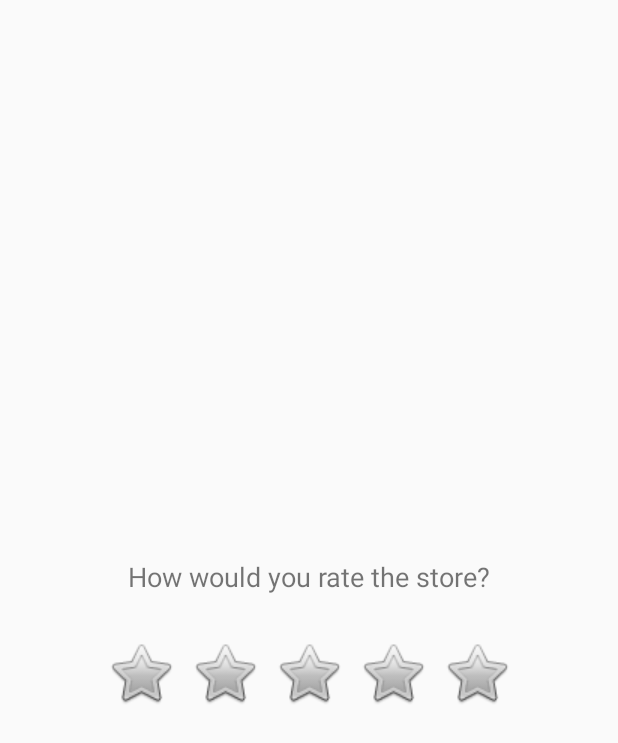
After one commit to dgodolias/efood_clone, an Android app: the ReviewActivity screen opened directly, with no data from a screen before it, on a phone screen of 412 x 824 dp. The commit adds this screen. Shown: the top 743 px of the screen. Run offline under Robolectric (Android 15) with nearby library versions, the phone set to English and light mode, and no system bars.

Commit message:
made the ReviewActivity now i need to implement it backend

```diff
--- a/app/src/main/AndroidManifest.xml
+++ b/app/src/main/AndroidManifest.xml
@@ -36,6 +36,10 @@
             android:name=".StoreActivity"
             android:exported="false" />
 
+        <activity
+            android:name=".ReviewActivity"
+            android:exported="false" />
+
     </application>
 
 </manifest>
--- /dev/null
+++ b/app/src/main/java/com/example/efood_clone_2/ReviewActivity.java
@@ -0,0 +1,93 @@
+package com.example.efood_clone_2;
+
+import android.content.Intent;
+import android.os.Bundle;
+import android.util.Log;
+import android.view.View;
+import android.widget.Button;
+import android.widget.ImageView;
+import android.widget.TextView;
+import android.widget.Toast;
+
+import androidx.appcompat.app.AppCompatActivity;
+
+import com.example.efood_clone_2.frontend.TCPClient;
+
+public class ReviewActivity extends AppCompatActivity {
+
+    private ImageView[] stars;
+    private Button btnSubmitReview;
+    private String storeName;
+    private int selectedRating = 0;
+
+    @Override
+    protected void onCreate(Bundle savedInstanceState) {
+        super.onCreate(savedInstanceState);
+        setContentView(R.layout.activity_review);
+
+        // Get store name from intent
+        storeName = getIntent().getStringExtra("STORE_NAME");
+        TextView tvStoreName = findViewById(R.id.tvStoreNameReview);
+        tvStoreName.setText(storeName);
+
+        // Initialize star views
+        stars = new ImageView[5];
+        stars[0] = findViewById(R.id.star1);
+        stars[1] = findViewById(R.id.star2);
+        stars[2] = findViewById(R.id.star3);
+        stars[3] = findViewById(R.id.star4);
+        stars[4] = findViewById(R.id.star5);
+
+        // Initialize submit button
+        btnSubmitReview = findViewById(R.id.btnSubmitReview);
+
+        // Set up click listeners for stars
+        for (int i = 0; i < stars.length; i++) {
+            final int starPosition = i;
+            stars[i].setOnClickListener(v -> {
+                // Update the selected rating
+                selectedRating = starPosition + 1;
+
+                // Update star colors
+                updateStars(selectedRating);
+
+                // Show submit button
+                btnSubmitReview.setVisibility(View.VISIBLE);
+            });
+        }
+
+        // Set up submit button click listener
+        btnSubmitReview.setOnClickListener(v -> {
+            // Prepare the review command
+            String reviewCommand = "REVIEW " + storeName + "," + selectedRating;
+
+            // Show what will be sent to the master
+            Toast.makeText(ReviewActivity.this,
+                    "Sending: " + reviewCommand,
+                    Toast.LENGTH_LONG).show();
+
+            // Send review to server
+            TCPClient client = new TCPClient();
+            client.sendReview(storeName, selectedRating);
+
+            // Return to home activity
+            Intent intent = new Intent(ReviewActivity.this, HomeActivity.class);
+            intent.setFlags(Intent.FLAG_ACTIVITY_CLEAR_TOP);
+            startActivity(intent);
+            finish();
+        });
+    }
+
+    private void updateStars(int rating) {
+        // Update all stars to reflect the current rating
+        for (int i = 0; i < stars.length; i++) {
+            if (i < rating) {
+                // Fill stars up to the rating
+                stars[i].setImageResource(android.R.drawable.btn_star_big_on);
+            } else {
+                // Empty stars for the rest
+                stars[i].setImageResource(android.R.drawable.btn_star_big_off);
+            }
+        }
+    }
+}
--- a/app/src/main/java/com/example/efood_clone_2/StoreActivity.java
+++ b/app/src/main/java/com/example/efood_clone_2/StoreActivity.java
@@ -16,6 +16,7 @@ package com.example.efood_clone_2;
 import com.example.efood_clone_2.adapter.CartAdapter;
 import com.example.efood_clone_2.adapter.ProductAdapter;
 import com.example.efood_clone_2.interfaces.CartUpdateListener;
+import com.example.efood_clone_2.interfaces.StoreDetailsCallback;
 import com.example.efood_clone_2.model.Cart;
 import com.example.efood_clone_2.model.CartItem;
 import com.example.efood_clone_2.model.Product;
@@ -74,7 +75,7 @@ package com.example.efood_clone_2;
             productsRecyclerView.setVisibility(View.GONE);
 
             // Get full store details including products
-                    tcpClient.getStoreDetails(store.getStoreName(), new TCPClient.StoreDetailsCallback() {
+            tcpClient.getStoreDetails(store.getStoreName(), new StoreDetailsCallback() {
                 @Override
                 public void onStoreDetailsReceived(Store fullStore) {
                     store = fullStore; // Update store with full details
@@ -136,9 +137,11 @@ package com.example.efood_clone_2;
 
         // Clear cart button
         btnClearCart.setOnClickListener(v -> {
+
             Cart.getInstance().clear();
             updateCartButton();
             bottomSheetDialog.dismiss();
+
         });
 
         // Checkout button
@@ -198,6 +201,10 @@ package com.example.efood_clone_2;
                 Cart.getInstance().clear();
                 updateCartButton();
                 bottomSheetDialog.dismiss();
+
+                Intent intent = new Intent(StoreActivity.this, ReviewActivity.class);
+                intent.putExtra("STORE_NAME", store.getStoreName());
+                startActivity(intent);
             }
         });
 
--- a/app/src/main/java/com/example/efood_clone_2/frontend/TCPClient.java
+++ b/app/src/main/java/com/example/efood_clone_2/frontend/TCPClient.java
@@ -4,6 +4,7 @@ import android.os.Handler;
 import android.os.Looper;
 import android.util.Log;
 
+import com.example.efood_clone_2.interfaces.StoreDetailsCallback;
 import com.example.efood_clone_2.model.Product;
 import com.example.efood_clone_2.model.Store;
 
@@ -281,11 +282,6 @@ public void getNearbyStores(double latitude, double longitude, StoreListCallback
         }).start();
     }
 
-    public interface StoreDetailsCallback {
-        void onStoreDetailsReceived(Store store);
-        void onError(String error);
-    }
-
     public void getStoreDetails(String storeName, StoreDetailsCallback callback) {
         executor.execute(() -> {
             try (Socket socket = new Socket(SERVER_HOST, SERVER_PORT);
@@ -449,5 +445,19 @@ public void getNearbyStores(double latitude, double longitude, StoreListCallback
         return purchaseMap;
     }
 
+    public void sendReview(String storeName, int rating) {
+        String command = "REVIEW " + storeName + "," + rating;
+        Log.d("TCPClient", "Sending review command: " + command);
+
+        // Log to console but don't actually send until backend is ready
+        // When ready, uncomment the actual network code
+        // Example sending code would be:
+        // try {
+        //     String response = sendRequest(command);
+        //     Log.d("TCPClient", "Review response: " + response);
+        // } catch (Exception e) {
+        //     Log.e("TCPClient", "Error sending review: " + e.getMessage());
+        // }
+    }
 
 }
--- /dev/null
+++ b/app/src/main/java/com/example/efood_clone_2/interfaces/StoreDetailsCallback.java
@@ -0,0 +1,9 @@
+package com.example.efood_clone_2.interfaces;
+
+
+import com.example.efood_clone_2.model.Store;;
+
+public interface StoreDetailsCallback {
+    void onStoreDetailsReceived(Store store);
+    void onError(String error);
+}
--- /dev/null
+++ b/app/src/main/res/layout/activity_review.xml
@@ -0,0 +1,73 @@
+<?xml version="1.0" encoding="utf-8"?>
+<LinearLayout xmlns:android="http://schemas.android.com/apk/res/android"
+    android:layout_width="match_parent"
+    android:layout_height="match_parent"
+    android:orientation="vertical"
+    android:gravity="center"
+    android:padding="24dp">
+
+    <TextView
+        android:id="@+id/tvStoreNameReview"
+        android:layout_width="wrap_content"
+        android:layout_height="wrap_content"
+        android:text="Store Name"
+        android:textSize="24sp"
+        android:textStyle="bold"
+        android:layout_marginBottom="16dp"/>
+
+    <TextView
+        android:layout_width="wrap_content"
+        android:layout_height="wrap_content"
+        android:text="How would you rate the store?"
+        android:textSize="18sp"
+        android:layout_marginBottom="24dp"/>
+
+    <LinearLayout
+        android:layout_width="wrap_content"
+        android:layout_height="wrap_content"
+        android:orientation="horizontal"
+        android:layout_marginBottom="24dp">
+
+        <ImageView
+            android:id="@+id/star1"
+            android:layout_width="48dp"
+            android:layout_height="48dp"
+            android:src="@android:drawable/btn_star_big_off"
+            android:layout_margin="4dp"/>
+
+        <ImageView
+            android:id="@+id/star2"
+            android:layout_width="48dp"
+            android:layout_height="48dp"
+            android:src="@android:drawable/btn_star_big_off"
+            android:layout_margin="4dp"/>
+
+        <ImageView
+            android:id="@+id/star3"
+            android:layout_width="48dp"
+            android:layout_height="48dp"
+            android:src="@android:drawable/btn_star_big_off"
+            android:layout_margin="4dp"/>
+
+        <ImageView
+            android:id="@+id/star4"
+            android:layout_width="48dp"
+            android:layout_height="48dp"
+            android:src="@android:drawable/btn_star_big_off"
+            android:layout_margin="4dp"/>
+
+        <ImageView
+            android:id="@+id/star5"
+            android:layout_width="48dp"
+            android:layout_height="48dp"
+            android:src="@android:drawable/btn_star_big_off"
+            android:layout_margin="4dp"/>
+    </LinearLayout>
+
+    <Button
+        android:id="@+id/btnSubmitReview"
+        android:layout_width="wrap_content"
+        android:layout_height="wrap_content"
+        android:text="Submit"
+        android:visibility="gone"/>
+</LinearLayout>
```
Also changed, not shown: 3 other files. Lines whose indentation alone changed are shown as unchanged.
